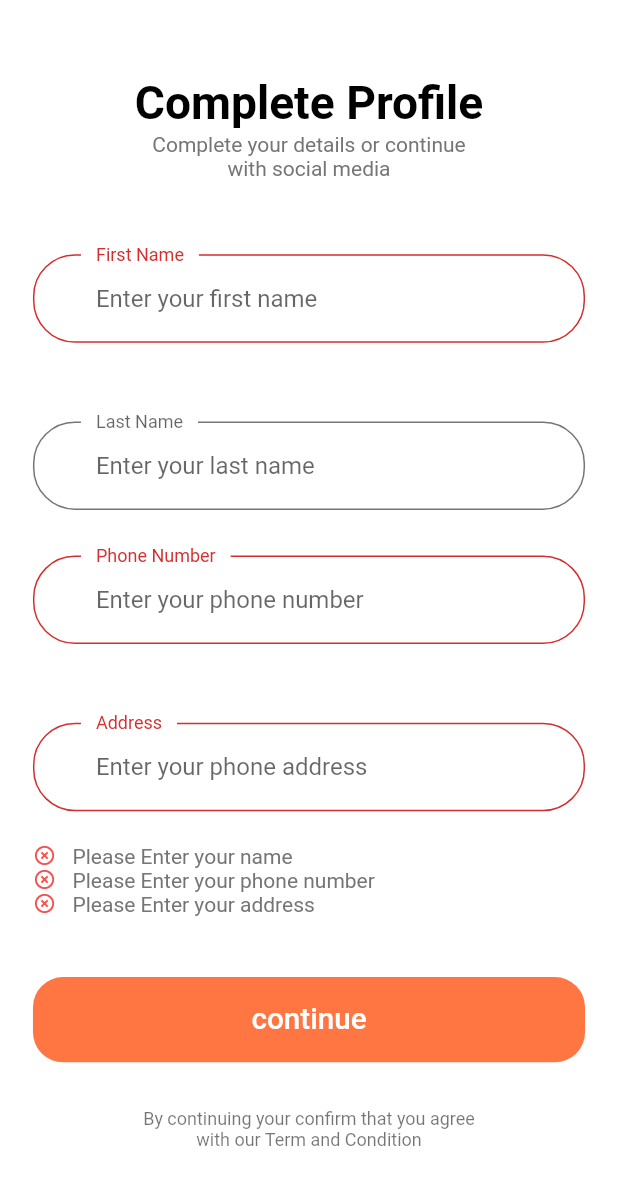
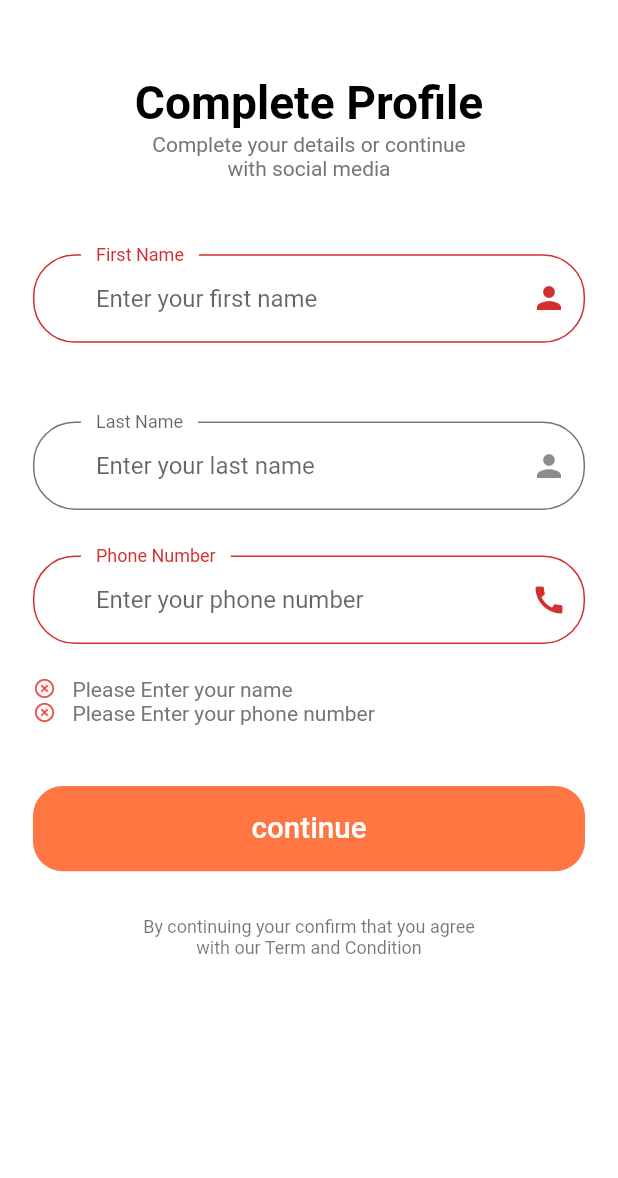
Before and after one commit to FierceTwisty/donoaid, a Flutter app: the CompleteProfileScreen screen opened by its route, after a tap on "continue", on a phone screen of 412 x 824 dp, the part 58-1236 px from its top. Run offline on Flutter 3.47's test engine with Material 2 defaults, Android fonts, the light colour scheme and no system bars; our stand-ins replace firebase_auth, firebase_core, flutter_svg; accounts and stored records are empty; Roboto replaces fonts that are missing (Muli).

Commit message:
Signup Icons configured

```diff
--- a/lib/sign_up/complete_profile/components/complete_profile_form.dart
+++ b/lib/sign_up/complete_profile/components/complete_profile_form.dart
@@ -44,8 +44,8 @@ class _CompleteProfileFormState extends State<CompleteProfileForm> {
           buildLastNameFormField(),
           SizedBox(height: getProportionateScreenHeight(30)),
           buildPhoneNumberFormField(),
-          SizedBox(height: getProportionateScreenHeight(30)),
-          buildAddressFormField(),
+          // SizedBox(height: getProportionateScreenHeight(30)),
+          // buildAddressFormField(),
           FormError(errors: errors),
           SizedBox(height: getProportionateScreenHeight(40)),
           DefaultButton(
@@ -61,33 +61,33 @@ class _CompleteProfileFormState extends State<CompleteProfileForm> {
     );
   }
 
-  TextFormField buildAddressFormField() {
-    return TextFormField(
-      onSaved: (newValue) => address = newValue,
-      onChanged: (value) {
-        if (value.isNotEmpty) {
-          removeError(error: kAddressNullError);
-        }
-        return null;
-      },
-      validator: (value) {
-        if (value!.isEmpty) {
-          addError(error: kAddressNullError);
-          return "";
-        }
-        return null;
-      },
-      decoration: InputDecoration(
-        labelText: "Address",
-        hintText: "Enter your phone address",
-        // If  you are using latest version of flutter then lable text and hint text shown like this
-        // if you r using flutter less then 1.20.* then maybe this is not working properly
-        floatingLabelBehavior: FloatingLabelBehavior.always,
-        // suffixIcon:
-            // CustomSurffixIcon(svgIcon: "assets/icons/Location point.svg"),
-      ),
-    );
-  }
+  // TextFormField buildAddressFormField() {
+  //   return TextFormField(
+  //     onSaved: (newValue) => address = newValue,
+  //     onChanged: (value) {
+  //       if (value.isNotEmpty) {
+  //         removeError(error: kAddressNullError);
+  //       }
+  //       return null;
+  //     },
+  //     validator: (value) {
+  //       if (value!.isEmpty) {
+  //         addError(error: kAddressNullError);
+  //         return "";
+  //       }
+  //       return null;
+  //     },
+  //     decoration: InputDecoration(
+  //       labelText: "Address",
+  //       hintText: "Enter your phone address",
+  //       // If  you are using latest version of flutter then lable text and hint text shown like this
+  //       // if you r using flutter less then 1.20.* then maybe this is not working properly
+  //       floatingLabelBehavior: FloatingLabelBehavior.always,
+  //       // suffixIcon:
+  //           // CustomSurffixIcon(svgIcon: "assets/icons/Location point.svg"),
+  //     ),
+  //   );
+  // }
 
   TextFormField buildPhoneNumberFormField() {
     return TextFormField(
@@ -112,7 +112,7 @@ class _CompleteProfileFormState extends State<CompleteProfileForm> {
         // If  you are using latest version of flutter then lable text and hint text shown like this
         // if you r using flutter less then 1.20.* then maybe this is not working properly
         floatingLabelBehavior: FloatingLabelBehavior.always,
-        // suffixIcon: CustomSurffixIcon(svgIcon: "assets/icons/Phone.svg"),
+        suffixIcon: Icon(Icons.call),
       ),
     );
   }
@@ -126,7 +126,7 @@ class _CompleteProfileFormState extends State<CompleteProfileForm> {
         // If  you are using latest version of flutter then lable text and hint text shown like this
         // if you r using flutter less then 1.20.* then maybe this is not working properly
         floatingLabelBehavior: FloatingLabelBehavior.always,
-        // suffixIcon: CustomSurffixIcon(svgIcon: "assets/icons/User.svg"),
+        suffixIcon: Icon(Icons.person),
       ),
     );
   }
@@ -153,7 +153,7 @@ class _CompleteProfileFormState extends State<CompleteProfileForm> {
         // If  you are using latest version of flutter then lable text and hint text shown like this
         // if you r using flutter less then 1.20.* then maybe this is not working properly
         floatingLabelBehavior: FloatingLabelBehavior.always,
-        // suffixIcon: CustomSurffixIcon(svgIcon: "assets/icons/User.svg"),
+        suffixIcon: Icon(Icons.person),
       ),
     );
   }
--- a/lib/sign_up/components/sign_up_form.dart
+++ b/lib/sign_up/components/sign_up_form.dart
@@ -50,7 +50,6 @@ class _SignUpFormState extends State<SignUpForm> {
           DefaultButton(
             text: "Continue",
             press: () {
-
               if (_formKey.currentState!.validate()) {
                 _formKey.currentState!.save();
                 // if all are valid then go to success screen
@@ -91,7 +90,7 @@ class _SignUpFormState extends State<SignUpForm> {
         // If  you are using latest version of flutter then lable text and hint text shown like this
         // if you r using flutter less then 1.20.* then maybe this is not working properly
         floatingLabelBehavior: FloatingLabelBehavior.always,
-        // suffixIcon: CustomSurffixIcon(svgIcon: "lib\assets\icons\Lock.svg"),
+        suffixIcon: Icon(Icons.lock),
       ),
     );
   }
@@ -124,7 +123,7 @@ class _SignUpFormState extends State<SignUpForm> {
         // If  you are using latest version of flutter then lable text and hint text shown like this
         // if you r using flutter less then 1.20.* then maybe this is not working properly
         floatingLabelBehavior: FloatingLabelBehavior.always,
-        // suffixIcon: CustomSurffixIcon(svgIcon: "lib\assets\icons\Lock.svg"),
+        suffixIcon: Icon(Icons.lock),
       ),
     );
   }
@@ -157,7 +156,7 @@ class _SignUpFormState extends State<SignUpForm> {
         // If  you are using latest version of flutter then lable text and hint text shown like this
         // if you r using flutter less then 1.20.* then maybe this is not working properly
         floatingLabelBehavior: FloatingLabelBehavior.always,
-        // suffixIcon: CustomSurffixIcon(svgIcon: "assets\icons\Mail.svg"),
+        suffixIcon: Icon(Icons.mail_outline),
       ),
     );
   }
```
